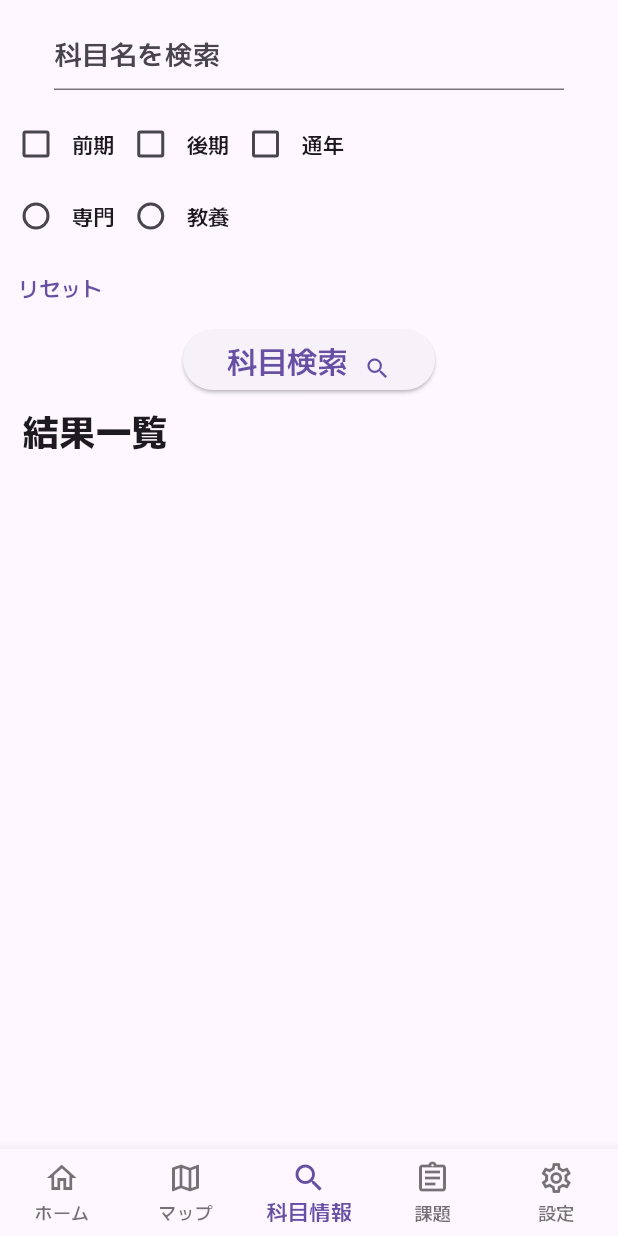
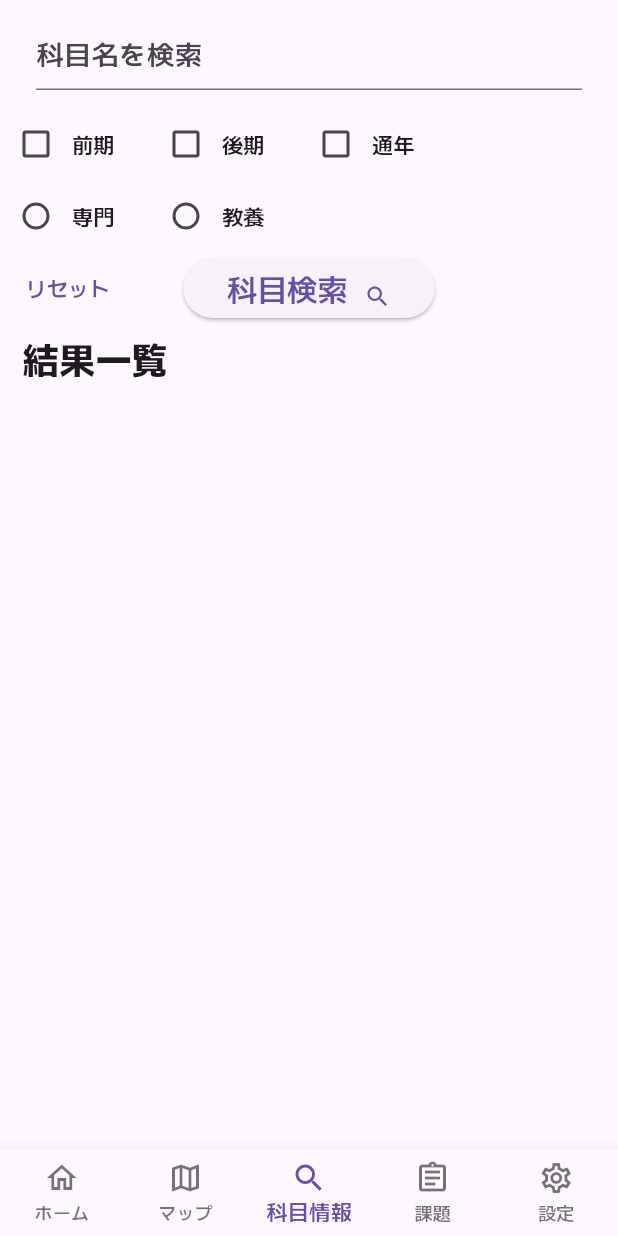
Before and after one commit to Swift2023-Group-C/flutter_app, a Flutter app: the BasePage screen opened directly, item 3 of the bottom bar chosen, on a phone screen of 412 x 824 dp. Run offline on Flutter 3.47's test engine with Material 3 defaults, Android fonts, the phone set to English and light mode, and no system bars; our stand-ins replace cloud_firestore, convert, firebase_auth, firebase_core, firebase_database, firebase_storage and 14 more; missing offline and left inert: firebase_app_check, flutter_overboard, flutter_pdfview; accounts and stored records are empty; generated files the repository leaves out were written again; project files that could hold a hidden picture were left out.

```diff
--- a/lib/app.dart
+++ b/lib/app.dart
@@ -140,10 +140,12 @@ class _BasePageState extends ConsumerState<BasePage> {
   @override
   void initState() {
     super.initState();
-    initUniLinks();
-    SyllabusDBConfig.setDB();
-    MapDetailMap.instance.getList();
-    downloadFiles();
+    Future(() async {
+      await initUniLinks();
+      await SyllabusDBConfig.setDB();
+      await MapDetailMap.instance.getList();
+      await downloadFiles();
+    });
   }
 
   Widget animation(BuildContext context, Animation<double> animation,
--- a/lib/screens/kamoku.dart
+++ b/lib/screens/kamoku.dart
@@ -46,6 +46,7 @@ class _KamokuSearchScreenState extends State<KamokuSearchScreen> {
   List<String> senmonKyoyo = ['専門', '教養'];
   List<String> grade = ['1年', '2年', '3年', '4年'];
   List<String> courseStr = ['情報システム', '情報デザイン', '複雑', '知能', '高度ICT'];
+  List<String> coursedisplayStr = ['情シス', '情デザ', '複雑', '知能', '高度ICT'];
   List<String> classification = ['必修', '選択'];
   List<String> education = ['社会', '人間', '科学', '健康', 'コミュ'];
 
@@ -111,11 +112,12 @@ class _KamokuSearchScreenState extends State<KamokuSearchScreen> {
         onTap: () => FocusScope.of(context).unfocus(),
         child: SingleChildScrollView(
           child: Column(
+            crossAxisAlignment: CrossAxisAlignment.start,
             children: [
               Padding(
                 padding: const EdgeInsets.symmetric(
                   vertical: 12,
-                  horizontal: 36,
+                  horizontal: 24,
                 ),
                 child: TextField(
                   controller: _controller,
@@ -141,7 +143,8 @@ class _KamokuSearchScreenState extends State<KamokuSearchScreen> {
                   ),
                   Visibility(
                     visible: senmonKyoyoStatus == 0,
-                    child: buildFilterRow(courseStr, courseStrCheckedList),
+                    child:
+                        buildFilterRow(coursedisplayStr, courseStrCheckedList),
                   ),
                   Visibility(
                     visible: classificationStatus(),
@@ -152,18 +155,23 @@ class _KamokuSearchScreenState extends State<KamokuSearchScreen> {
                     visible: senmonKyoyoStatus == 1,
                     child: buildFilterRow(education, educationCheckedList),
                   ),
-                  Row(children: [
-                    TextButton(
+                ],
+              ),
+              Stack(
+                alignment: Alignment.topLeft,
+                children: [
+                  Padding(
+                    padding: const EdgeInsets.only(left: 5),
+                    child: TextButton(
                         onPressed: () {
                           falseAll();
                           _controller.clear();
                           word = '';
                         },
                         child: const Text('リセット')),
-                  ])
-                ],
                   ),
-              ElevatedButton(
+                  Center(
+                    child: ElevatedButton(
                         onPressed: () async {
                           FocusScope.of(context).unfocus();
                           List<Map<String, dynamic>> records = await search(
@@ -190,6 +198,9 @@ class _KamokuSearchScreenState extends State<KamokuSearchScreen> {
                                 )
                               ],
                             ))),
+                  ),
+                ],
+              ),
               const Align(
                   alignment: Alignment.centerLeft,
                   child: Padding(
@@ -223,7 +234,9 @@ class _KamokuSearchScreenState extends State<KamokuSearchScreen> {
           mainAxisAlignment: MainAxisAlignment.start,
           children: [
             for (int i = 0; i < items.length; i++)
-              Row(
+              SizedBox(
+                width: 100,
+                child: Row(
                   children: [
                     Checkbox(
                       value: checkedList[i],
@@ -236,7 +249,8 @@ class _KamokuSearchScreenState extends State<KamokuSearchScreen> {
                     Text(items[i]),
                   ],
                 ),
-            const SizedBox(width: 20),
+              ),
+            const SizedBox(width: 10),
           ],
         ),
       ),
@@ -252,7 +266,9 @@ class _KamokuSearchScreenState extends State<KamokuSearchScreen> {
           mainAxisAlignment: MainAxisAlignment.start,
           children: [
             for (int i = 0; i < senmonKyoyo.length; i++)
-              Row(
+              SizedBox(
+                width: 100,
+                child: Row(
                   children: [
                     Radio(
                       value: i,
@@ -266,7 +282,8 @@ class _KamokuSearchScreenState extends State<KamokuSearchScreen> {
                     Text(senmonKyoyo[i]),
                   ],
                 ),
-            const SizedBox(width: 20),
+              ),
+            const SizedBox(width: 10),
           ],
         ),
       ),
```
Also changed, not shown: lib/repository/kamoku_sort.dart (+68 -12 lines), lib/screens/kakomon.dart (deleted, +0 -81 lines). Lines whose indentation alone changed are shown as unchanged.
